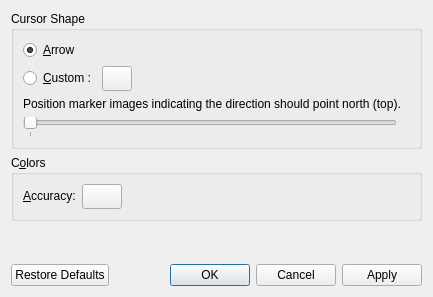
Above: src/plugins/render/positionmarker/PositionMarkerConfigWidget.ui from KDE/marble before the change. Below: the same form after it.
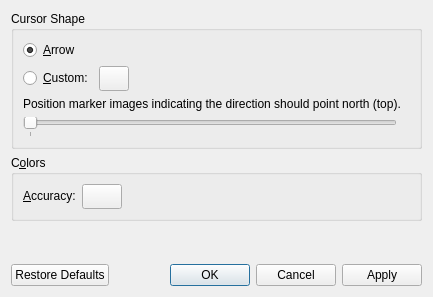
That is the form after the change.

Commit message: Proof-reading: removed space before punctuation.

The edit to the form file:
```diff
--- a/src/plugins/render/positionmarker/PositionMarkerConfigWidget.ui
+++ b/src/plugins/render/positionmarker/PositionMarkerConfigWidget.ui
@@ -38,7 +38,7 @@
         <item row="1" column="0">
          <widget class="QRadioButton" name="m_customCursor">
           <property name="text">
-           <string>&amp;Custom :</string>
+           <string>&amp;Custom:</string>
           </property>
           <attribute name="buttonGroup">
            <string>m_buttonGroup</string>
```
